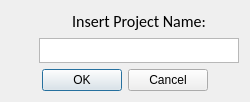
Old version of the form otoklim_dialog_ask_project.ui in the repository geoenvo/otoklim.
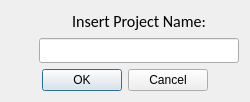
New version of the form.

Commit message: add: Create Project Confirmation

What changed in the file:
```diff
--- a/otoklim_dialog_ask_project.ui
+++ b/otoklim_dialog_ask_project.ui
@@ -59,21 +59,18 @@
     </widget>
    </item>
    <item row="1" column="1">
-    <widget class="QTextEdit" name="ProjectName">
-     <property name="enabled">
-      <bool>true</bool>
-     </property>
+    <widget class="QLineEdit" name="ProjectName">
      <property name="maximumSize">
       <size>
        <width>200</width>
        <height>25</height>
       </size>
      </property>
-     <property name="layoutDirection">
-      <enum>Qt::LeftToRight</enum>
-     </property>
-     <property name="horizontalScrollBarPolicy">
-      <enum>Qt::ScrollBarAsNeeded</enum>
+     <property name="font">
+      <font>
+       <family>Calibri</family>
+       <pointsize>12</pointsize>
+      </font>
      </property>
     </widget>
    </item>
```
Left out of the diff: 10 changed lines with no effect on the pictures. The commit also changes 5 other files.
